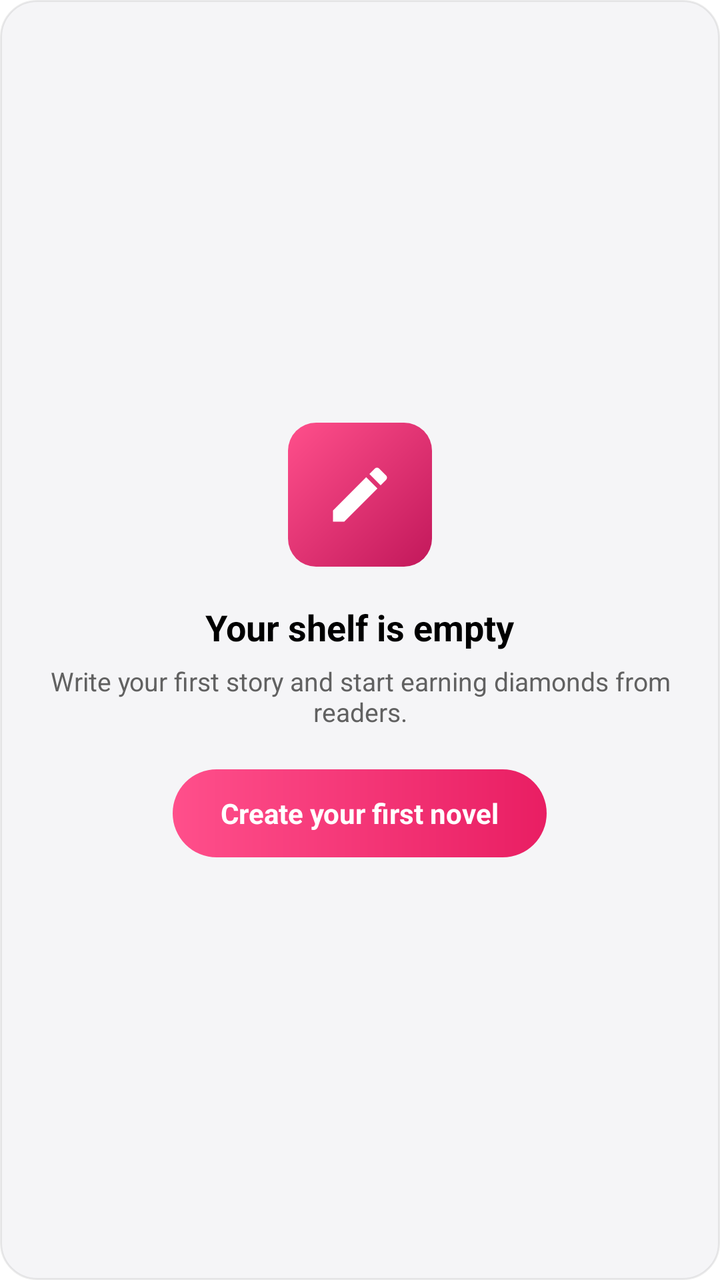
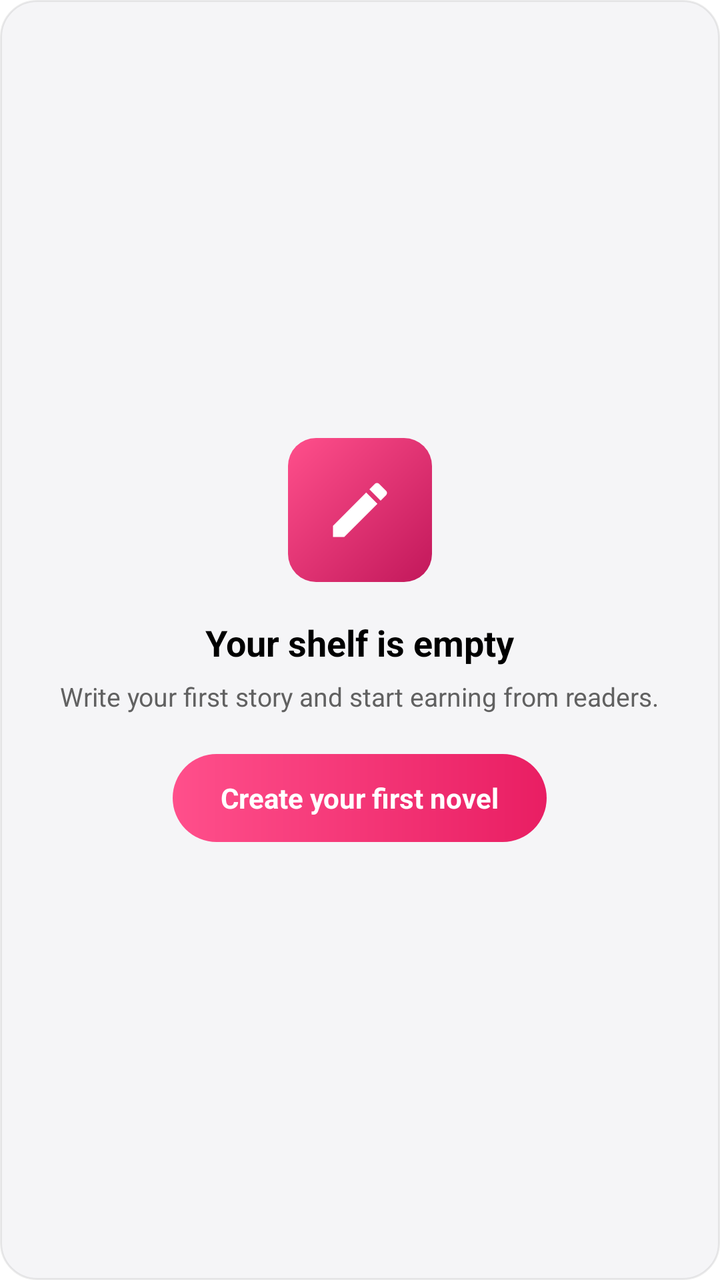

Screens rendered from an Android XML layout before and after an edit, with the pre-edit source and the edit as a unified diff.
<!-- AndroidManifest.xml: application theme Theme.NovelSerise -->
<!-- res/layout/layout_empty_writer_post.xml -->
<?xml version="1.0" encoding="utf-8"?>
<LinearLayout xmlns:android="http://schemas.android.com/apk/res/android"
    xmlns:app="http://schemas.android.com/apk/res-auto"
    android:layout_width="match_parent"
    android:layout_height="wrap_content"
    android:layout_marginTop="10dp"
    android:background="@drawable/bg_shop_card"
    android:gravity="center"
    android:orientation="vertical"
    android:paddingHorizontal="24dp"
    android:paddingVertical="32dp">

    <FrameLayout
        android:layout_width="72dp"
        android:layout_height="72dp"
        android:background="@drawable/bg_studio_create_icon">

        <ImageView
            android:layout_width="36dp"
            android:layout_height="36dp"
            android:layout_gravity="center"
            android:contentDescription="No novels yet"
            android:src="@drawable/ic_edit_note"
            app:tint="@android:color/white" />
    </FrameLayout>

    <TextView
        android:layout_width="wrap_content"
        android:layout_height="wrap_content"
        android:layout_marginTop="18dp"
        android:text="Your shelf is empty"
        android:textColor="?attr/colorOnSurface"
        android:textSize="18sp"
        android:textStyle="bold" />

    <TextView
        android:layout_width="wrap_content"
        android:layout_height="wrap_content"
        android:layout_marginTop="6dp"
        android:gravity="center"
        android:text="Write your first story and start earning diamonds from readers."
        android:textColor="?attr/colorOnSurfaceVariant"
        android:textSize="13sp" />

    <TextView
        android:id="@+id/btnCreateEmpty"
        android:layout_width="wrap_content"
        android:layout_height="44dp"
        android:layout_marginTop="20dp"
        android:background="@drawable/bg_studio_fab"
        android:foreground="?attr/selectableItemBackground"
        android:gravity="center"
        android:paddingHorizontal="24dp"
        android:text="Create your first novel"
        android:textColor="@android:color/white"
        android:textSize="14sp"
        android:textStyle="bold" />

</LinearLayout>
<!-- resources referenced by this layout -->
<resources>
  <!-- drawable bg_shop_card (drawable) -->
  <?xml version="1.0" encoding="utf-8"?>
  <shape xmlns:android="http://schemas.android.com/apk/res/android" android:shape="rectangle">
      <corners android:radius="18dp" />
      <solid android:color="@color/shop_card" />
      <stroke android:width="1dp" android:color="@color/shop_card_stroke" />
  </shape>
  <!-- drawable bg_studio_create_icon (drawable) -->
  <?xml version="1.0" encoding="utf-8"?>
  <shape xmlns:android="http://schemas.android.com/apk/res/android" android:shape="rectangle">
      <corners android:radius="14dp" />
      <gradient android:angle="315" android:startColor="#FF4F8B" android:endColor="#C2185B" />
  </shape>
  <!-- drawable bg_studio_fab (drawable) -->
  <?xml version="1.0" encoding="utf-8"?>
  <shape xmlns:android="http://schemas.android.com/apk/res/android" android:shape="rectangle">
      <corners android:radius="100dp" />
      <gradient android:angle="0" android:startColor="#FF4F8B" android:endColor="#E91E63" />
  </shape>
  <!-- drawable ic_edit_note (drawable) -->
  <vector xmlns:android="http://schemas.android.com/apk/res/android"
      android:width="24dp"
      android:height="24dp"
      android:viewportWidth="24"
      android:viewportHeight="24"
      android:tint="?attr/colorControlNormal">
    <path
        android:fillColor="@android:color/white"
        android:pathData="M3,17.25V21h3.75L17.81,9.94l-3.75,-3.75L3,17.25zM20.71,7.04c0.39,-0.39 0.39,-1.02 0,-1.41l-2.34,-2.34c-0.39,-0.39 -1.02,-0.39 -1.41,0l-1.83,1.83 3.75,3.75 1.83,-1.83z"/>
  </vector>
  <color name="shop_card">#F5F5F7</color>
  <color name="shop_card_stroke">#14000000</color>
  <color name="pink_500">#E91E63</color>
  <color name="pink_700">#C2185B</color>
  <color name="white">#FFFFFFFF</color>
  <color name="pink_200">#F48FB1</color>
  <color name="black">#FF000000</color>
  <color name="pink_10">#FFF0F1</color>
  <color name="gray_700">#616161</color>
  <color name="gray_200">#EEEEEE</color>
  <color name="gray_800">#424242</color>
  <color name="gray_600">#757575</color>
  <color name="gray_500">#9E9E9E</color>
  <color name="pink_50">#FFECED</color>
  <color name="novel_app_gold_accent">#C5A562</color>
  <!-- unchanged entries left out for length: 1 -->
</resources>

<!-- the commit's change to res/layout/layout_empty_writer_post.xml (unified diff, before → after) -->
@@ -38,7 +38,7 @@
         android:layout_height="wrap_content"
         android:layout_marginTop="6dp"
         android:gravity="center"
-        android:text="Write your first story and start earning diamonds from readers."
+        android:text="Write your first story and start earning from readers."
         android:textColor="?attr/colorOnSurfaceVariant"
         android:textSize="13sp" />
 
